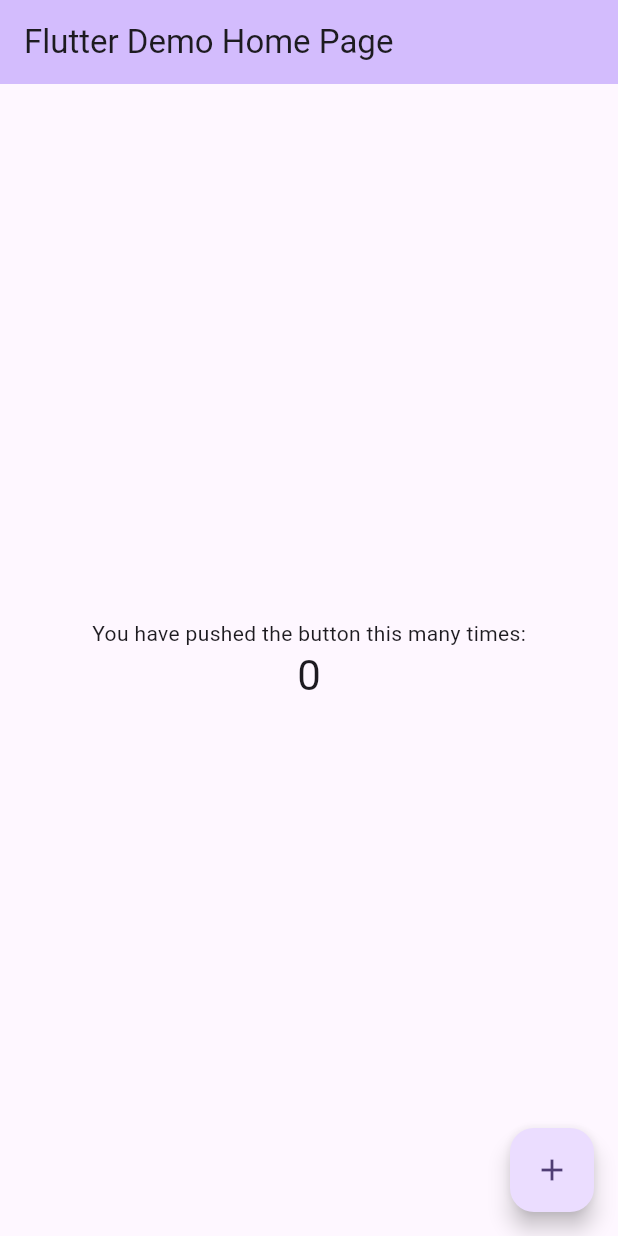
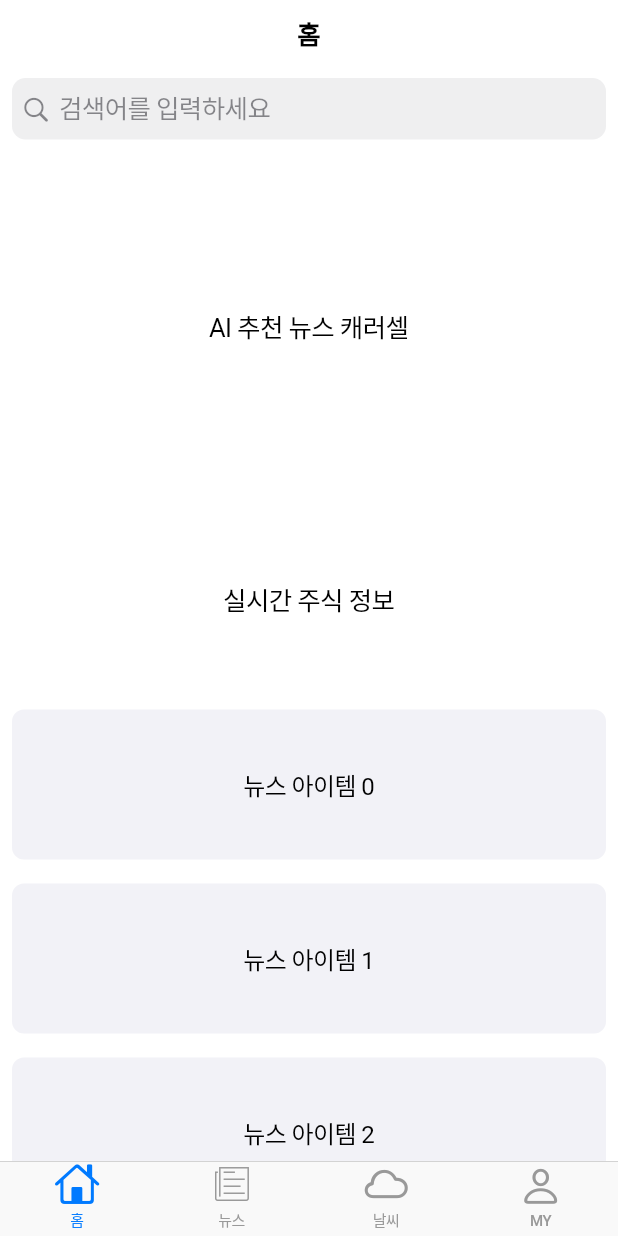
Before and after one commit to theFrostBurn/FFBC_challenge4, a Flutter app: the screen it shows after launch, on a phone screen of 412 x 824 dp. Run offline on Flutter 3.47's test engine with Material 3 defaults, Android fonts, the phone set to English and light mode, and no system bars.

Commit message:
홈 탭 레이아웃 첫 구현

```diff
--- /dev/null
+++ b/lib/app/app.dart
@@ -0,0 +1,80 @@
+import 'package:flutter/cupertino.dart';
+import 'package:challenge4/features/home/presentation/screens/home_screen.dart';
+
+class App extends StatelessWidget {
+  const App({super.key});
+
+  @override
+  Widget build(BuildContext context) {
+    return const CupertinoApp(
+      title: 'FindOS Style App',
+      theme: CupertinoThemeData(
+        brightness: Brightness.light,
+        primaryColor: CupertinoColors.systemBlue,
+      ),
+      home: MainScreen(),
+    );
+  }
+}
+
+class MainScreen extends StatefulWidget {
+  const MainScreen({super.key});
+
+  @override
+  State<MainScreen> createState() => _MainScreenState();
+}
+
+class _MainScreenState extends State<MainScreen> {
+  int _selectedIndex = 0;
+
+  @override
+  Widget build(BuildContext context) {
+    return CupertinoTabScaffold(
+      tabBar: CupertinoTabBar(
+        items: const <BottomNavigationBarItem>[
+          BottomNavigationBarItem(
+            icon: Icon(CupertinoIcons.home),
+            label: '홈',
+          ),
+          BottomNavigationBarItem(
+            icon: Icon(CupertinoIcons.news),
+            label: '뉴스',
+          ),
+          BottomNavigationBarItem(
+            icon: Icon(CupertinoIcons.cloud),
+            label: '날씨',
+          ),
+          BottomNavigationBarItem(
+            icon: Icon(CupertinoIcons.person),
+            label: 'MY',
+          ),
+        ],
+        currentIndex: _selectedIndex,
+        onTap: (int index) {
+          setState(() {
+            _selectedIndex = index;
+          });
+        },
+      ),
+      tabBuilder: (BuildContext context, int index) {
+        return CupertinoTabView(
+          builder: (BuildContext context) {
+            switch (index) {
+              case 0:
+                return const HomeScreen();
+              default:
+                return CupertinoPageScaffold(
+                  navigationBar: CupertinoNavigationBar(
+                    middle: Text(['홈', '뉴스', '날씨', 'MY'][index]),
+                  ),
+                  child: Center(
+                    child: Text('${['홈', '뉴스', '날씨', 'MY'][index]} 화면'),
+                  ),
+                );
+            }
+          },
+        );
+      },
+    );
+  }
+}
--- /dev/null
+++ b/lib/features/home/presentation/screens/home_screen.dart
@@ -0,0 +1,83 @@
+import 'package:flutter/cupertino.dart';
+
+class HomeScreen extends StatelessWidget {
+  const HomeScreen({super.key});
+
+  @override
+  Widget build(BuildContext context) {
+    return CupertinoPageScaffold(
+      navigationBar: const CupertinoNavigationBar(
+        middle: Text('홈'),
+      ),
+      child: SafeArea(
+        child: CustomScrollView(
+          key: const PageStorageKey<String>('home_scroll'),
+          slivers: [
+            // 검색바
+            const SliverToBoxAdapter(
+              child: Padding(
+                padding: EdgeInsets.all(8.0),
+                child: CupertinoSearchTextField(
+                  placeholder: '검색어를 입력하세요',
+                ),
+              ),
+            ),
+
+            // AI 추천 뉴스 캐러셀
+            const SliverToBoxAdapter(
+              child: Padding(
+                padding: EdgeInsets.symmetric(vertical: 16.0),
+                child: SizedBox(
+                  height: 200,
+                  child: Center(
+                    child: Text('AI 추천 뉴스 캐러셀'),
+                  ),
+                ),
+              ),
+            ),
+
+            // 실시간 주식 정보 위젯
+            const SliverToBoxAdapter(
+              child: Padding(
+                padding: EdgeInsets.all(16.0),
+                child: SizedBox(
+                  height: 100,
+                  child: Center(
+                    child: Text('실시간 주식 정보'),
+                  ),
+                ),
+              ),
+            ),
+
+            // 최신 뉴스 피드 (무한 스크롤)
+            SliverList(
+              delegate: SliverChildBuilderDelegate(
+                (context, index) {
+                  return Padding(
+                    padding: const EdgeInsets.all(8.0),
+                    child: Container(
+                      height: 100,
+                      decoration: BoxDecoration(
+                        color: CupertinoColors.systemGrey6,
+                        borderRadius: BorderRadius.circular(8),
+                      ),
+                      child: Center(
+                        child: Text(
+                          '뉴스 아이템 $index',
+                          style: const TextStyle(
+                            fontSize: 16,
+                          ),
+                        ),
+                      ),
+                    ),
+                  );
+                },
+                childCount: 10, // 초기 아이템 수
+              ),
+            ),
+          ],
+        ),
+      ),
+    );
+  }
+}
--- a/lib/main.dart
+++ b/lib/main.dart
@@ -1,125 +1,6 @@
-import 'package:flutter/material.dart';
+import 'package:flutter/cupertino.dart';
+import 'app/app.dart';
 
 void main() {
-  runApp(const MyApp());
+  runApp(const App());
 }
-
-class MyApp extends StatelessWidget {
-  const MyApp({super.key});
-
-  // This widget is the root of your application.
-  @override
-  Widget build(BuildContext context) {
-    return MaterialApp(
-      title: 'Flutter Demo',
-      theme: ThemeData(
-        // This is the theme of your application.
-        //
-        // TRY THIS: Try running your application with "flutter run". You'll see
-        // the application has a purple toolbar. Then, without quitting the app,
-        // try changing the seedColor in the colorScheme below to Colors.green
-        // and then invoke "hot reload" (save your changes or press the "hot
-        // reload" button in a Flutter-supported IDE, or press "r" if you used
-        // the command line to start the app).
-        //
-        // Notice that the counter didn't reset back to zero; the application
-        // state is not lost during the reload. To reset the state, use hot
-        // restart instead.
-        //
-        // This works for code too, not just values: Most code changes can be
-        // tested with just a hot reload.
-        colorScheme: ColorScheme.fromSeed(seedColor: Colors.deepPurple),
-        useMaterial3: true,
-      ),
-      home: const MyHomePage(title: 'Flutter Demo Home Page'),
-    );
-  }
-}
-
-class MyHomePage extends StatefulWidget {
-  const MyHomePage({super.key, required this.title});
-
-  // This widget is the home page of your application. It is stateful, meaning
-  // that it has a State object (defined below) that contains fields that affect
-  // how it looks.
-
-  // This class is the configuration for the state. It holds the values (in this
-  // case the title) provided by the parent (in this case the App widget) and
-  // used by the build method of the State. Fields in a Widget subclass are
-  // always marked "final".
-
-  final String title;
-
-  @override
-  State<MyHomePage> createState() => _MyHomePageState();
-}
-
-class _MyHomePageState extends State<MyHomePage> {
-  int _counter = 0;
-
-  void _incrementCounter() {
-    setState(() {
-      // This call to setState tells the Flutter framework that something has
-      // changed in this State, which causes it to rerun the build method below
-      // so that the display can reflect the updated values. If we changed
-      // _counter without calling setState(), then the build method would not be
-      // called again, and so nothing would appear to happen.
-      _counter++;
-    });
-  }
-
-  @override
-  Widget build(BuildContext context) {
-    // This method is rerun every time setState is called, for instance as done
-    // by the _incrementCounter method above.
-    //
-    // The Flutter framework has been optimized to make rerunning build methods
-    // fast, so that you can just rebuild anything that needs updating rather
-    // than having to individually change instances of widgets.
-    return Scaffold(
-      appBar: AppBar(
-        // TRY THIS: Try changing the color here to a specific color (to
-        // Colors.amber, perhaps?) and trigger a hot reload to see the AppBar
-        // change color while the other colors stay the same.
-        backgroundColor: Theme.of(context).colorScheme.inversePrimary,
-        // Here we take the value from the MyHomePage object that was created by
-        // the App.build method, and use it to set our appbar title.
-        title: Text(widget.title),
-      ),
-      body: Center(
-        // Center is a layout widget. It takes a single child and positions it
-        // in the middle of the parent.
-        child: Column(
-          // Column is also a layout widget. It takes a list of children and
-          // arranges them vertically. By default, it sizes itself to fit its
-          // children horizontally, and tries to be as tall as its parent.
-          //
-          // Column has various properties to control how it sizes itself and
-          // how it positions its children. Here we use mainAxisAlignment to
-          // center the children vertically; the main axis here is the vertical
-          // axis because Columns are vertical (the cross axis would be
-          // horizontal).
-          //
-          // TRY THIS: Invoke "debug painting" (choose the "Toggle Debug Paint"
-          // action in the IDE, or press "p" in the console), to see the
-          // wireframe for each widget.
-          mainAxisAlignment: MainAxisAlignment.center,
-          children: <Widget>[
-            const Text(
-              'You have pushed the button this many times:',
-            ),
-            Text(
-              '$_counter',
-              style: Theme.of(context).textTheme.headlineMedium,
-            ),
-          ],
-        ),
-      ),
-      floatingActionButton: FloatingActionButton(
-        onPressed: _incrementCounter,
-        tooltip: 'Increment',
-        child: const Icon(Icons.add),
-      ), // This trailing comma makes auto-formatting nicer for build methods.
-    );
-  }
-}
```
Also changed, not shown: pubspec.yaml (+14 -4 lines), pubspec.lock, 5 other files.
